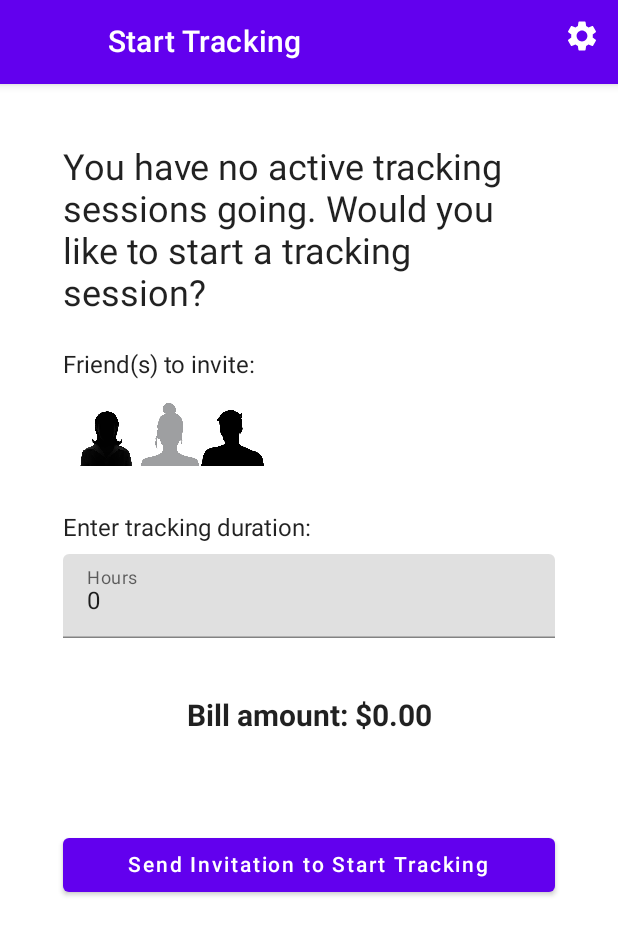
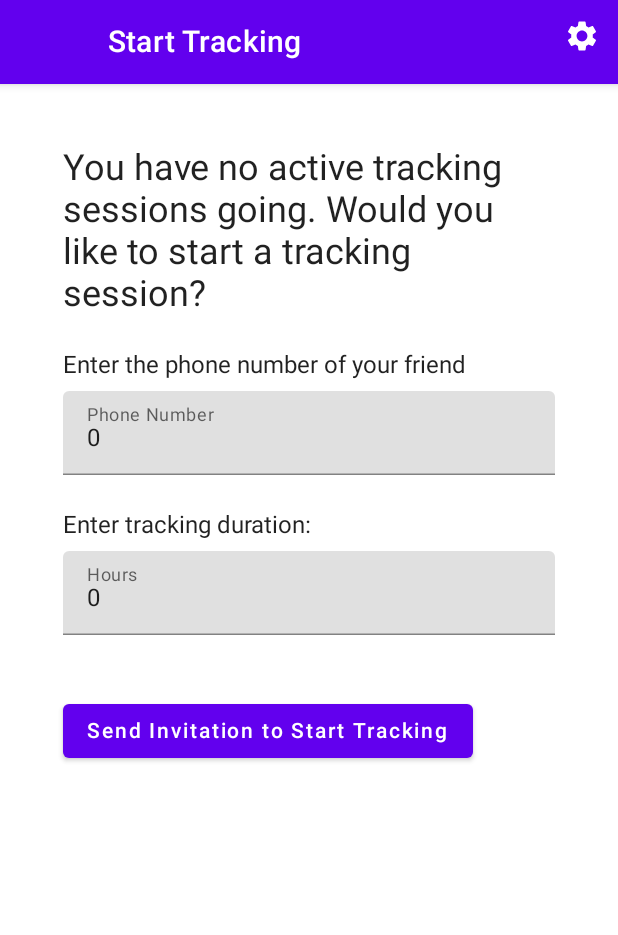
Before and after one commit to brepowell/Friend-tracking-app-MVP, an Android app built with Jetpack Compose: the screen it shows after launch (MainActivity), on a phone screen of 412 x 824 dp. Shown: the top 935 px of the screen. Run offline under Robolectric (Android 15) with nearby library versions, the phone set to English and light mode, and no system bars.

Commit message:
Breanna - Added phone number text field and storage for that variable to the Start Tracking screen.

```diff
--- a/MeetMe/app/src/main/java/com/css545/meetme/MeetMeScreen.kt
+++ b/MeetMe/app/src/main/java/com/css545/meetme/MeetMeScreen.kt
@@ -160,8 +160,10 @@ fun MeetMeApp(
 //                            settingsDataStore.saveTrackingToPreferencesStore(true)
                         }
 
-                        /** PROTOTYPE DEMO: NAVIGATE TO CONSENT SCREEN */
-                        //navController.navigate(MeetMeScreen.Consent.name)
+                        scope.launch {
+                            /** SAVE THE USER INPUT FOR THE FRIEND'S PHONE NUMBER */
+                            settingsDataStore.savePhoneNumberToPreferencesStore(it)
+                        }
 
                         /** NAVIGATE TO WAITING SCREEN */
                         navController.navigate(MeetMeScreen.Waiting.name)
--- a/MeetMe/app/src/main/java/com/css545/meetme/data/SettingsDataStore.kt
+++ b/MeetMe/app/src/main/java/com/css545/meetme/data/SettingsDataStore.kt
@@ -24,12 +24,14 @@ private val Context.dataStore : DataStore<Preferences> by preferencesDataStore(n
 class SettingsDataStore (private val context: Context){
     // TODO: This is a hack, just for the assignment. Should use a database
     private val defaultNickName = "jardiamj"
+    private val defaultPhoneNumber = "5555555555"
 
     private object PreferenceKeys {
         val IS_TRACKING = booleanPreferencesKey("is_tracking")
         val USERNAME = stringPreferencesKey("username")
         val IS_SHARING_LOCATION = booleanPreferencesKey("is_sharing_location")
         val TRACK_LENGTH = intPreferencesKey("track_length")
+        val PHONE_NUMBER = stringPreferencesKey("phone_number")
     }
 
     @RequiresApi(Build.VERSION_CODES.O)
@@ -48,6 +50,7 @@ class SettingsDataStore (private val context: Context){
             val isTracking = preferences[PreferenceKeys.IS_TRACKING] ?: false
             val isSharingLocation = preferences[PreferenceKeys.IS_SHARING_LOCATION] ?: false
             val trackLength = preferences[PreferenceKeys.TRACK_LENGTH] ?: 0
+            val phoneNumber = preferences[PreferenceKeys.PHONE_NUMBER] ?: defaultPhoneNumber
             SettingsState(isTracking, isSharingLocation, name, trackLength)
         }
 
@@ -74,11 +77,18 @@ class SettingsDataStore (private val context: Context){
             preferences[PreferenceKeys.TRACK_LENGTH] = trackLength.toInt()
         }
     }
+
+    suspend fun savePhoneNumberToPreferencesStore(phoneNumber: String){
+        context.dataStore.edit { preferences ->
+            preferences[PreferenceKeys.PHONE_NUMBER] = phoneNumber
+        }
+    }
 }
 
 data class SettingsState (
     val isTracking: Boolean = false,
     val isSharingLocation: Boolean = false,
     val username: String = "jardiamj",
-    val trackLength: Int = 0
+    val trackLength: Int = 0,
+    val phoneNumber: String = "5555555555"
 )
--- a/MeetMe/app/src/main/java/com/css545/meetme/ui/ScreenTrackingStart.kt
+++ b/MeetMe/app/src/main/java/com/css545/meetme/ui/ScreenTrackingStart.kt
@@ -5,10 +5,13 @@ import androidx.compose.foundation.text.KeyboardOptions
 import androidx.compose.material.Button
 import androidx.compose.material.Text
 import androidx.compose.material.TextField
-import androidx.compose.runtime.*
+import androidx.compose.runtime.Composable
+import androidx.compose.runtime.getValue
+import androidx.compose.runtime.mutableStateOf
+import androidx.compose.runtime.saveable.rememberSaveable
+import androidx.compose.runtime.setValue
 import androidx.compose.ui.Alignment
 import androidx.compose.ui.Modifier
-import androidx.compose.ui.res.painterResource
 import androidx.compose.ui.res.stringResource
 import androidx.compose.ui.text.font.FontWeight
 import androidx.compose.ui.text.input.KeyboardType
@@ -16,10 +19,9 @@ import androidx.compose.ui.tooling.preview.Preview
 import androidx.compose.ui.unit.dp
 import androidx.compose.ui.unit.sp
 import com.css545.meetme.R
+import com.css545.meetme.data.SettingsState
+import com.css545.meetme.ui.components.CustomButton
 import java.text.NumberFormat
-import androidx.compose.foundation.Image
-import androidx.compose.runtime.saveable.rememberSaveable
-import com.css545.meetme.data.SettingsState
 
 //import androidx.compose.ui.res.painterResource
 //import androidx.compose.ui.layout.ContentScale
@@ -32,20 +34,23 @@ fun StartTrackingScreen(
     onStartTrackingButtonClicked: (String) -> Unit,
 ) {
     var amountInput by rememberSaveable { mutableStateOf(settingsState.trackLength.toString()) }
+    var phoneNumber by rememberSaveable { mutableStateOf(settingsState.trackLength.toString()) }
+
     //toDoubleOrNull converts an int to a double
     val trackingDuration = amountInput.toDoubleOrNull() ?: 0.0
     val bill = billCalculator(trackingDuration)
     //val timeExpiration = "5:00 PM PST"
 
     //IMAGES
-    val image1 = painterResource(R.drawable.person_silhouette_1)
-    val image2 = painterResource(R.drawable.person_silhouette_2)
-    val image3 = painterResource(R.drawable.person_silhouette_3)
+    //val image1 = painterResource(R.drawable.person_silhouette_1)
+    //val image2 = painterResource(R.drawable.person_silhouette_2)
+    //val image3 = painterResource(R.drawable.person_silhouette_3)
 
     Column(
         modifier = Modifier.padding(32.dp),
         verticalArrangement = Arrangement.spacedBy(8.dp)){
-        //Prompt at the top
+
+        /** --------------- Prompt at the top ------------------ */
         Text(
             text = stringResource(id = R.string.tracking_start_prompt),
             fontSize = 24.sp,
@@ -55,7 +60,7 @@ fun StartTrackingScreen(
         //Spacers add space below different fields
         Spacer(modifier = Modifier.height(8.dp))
 
-        //Friend(s)
+        /** --------------- Enter the phone number ------------------ */
         //tracking_start_friends
         Text(
             text = stringResource(id = R.string.tracking_start_friends),
@@ -63,8 +68,15 @@ fun StartTrackingScreen(
             modifier = Modifier.align(Alignment.Start)
         )
 
+        PhoneNumberEntryField(
+            value = phoneNumber,
+            onValueChange = {
+                phoneNumber = it
+            }
+        )
 
-        //Friend(s) -- placeholder images
+        /** Friend(s) -- placeholder images for prototype */
+/*
         Row (modifier = Modifier.padding(8.dp)) {
             Image(
                 painter = image1,
@@ -88,10 +100,10 @@ fun StartTrackingScreen(
                     .width(42.dp)
             )
         }
-
+*/
         Spacer(modifier = Modifier.height(8.dp))
 
-        //Tracking Duration - header above text field
+        /**------------- DURATION: Header above text field -------------- */
         Text(
             text = stringResource(
                 id = R.string.tracking_start_duration),
@@ -99,7 +111,7 @@ fun StartTrackingScreen(
             modifier = Modifier.align(Alignment.Start)
         )
 
-        //TextField to enter the hours
+        /**------------- DURATION: TextField to enter the hours -------------- */
         TimeLimitEntryField(
             value = amountInput,
             onValueChange = {
@@ -107,9 +119,10 @@ fun StartTrackingScreen(
 
             }
         )
+
         Spacer(modifier = Modifier.height(24.dp))
 
-        //Time Expiration
+        /**----------------------Time Expiration-------------- */
         //<string name="tracking_start_tracking_expiration">Tracking expires: %s </string>
         /*
         Text(
@@ -121,7 +134,8 @@ fun StartTrackingScreen(
         )
          */
 
-        //Bill amount
+        /**-----------------------Bill amount ----------------- */
+        /*
         Text(
             text = stringResource(id = R.string.tracking_start_bill_amount, bill),
             modifier = Modifier.align(Alignment.CenterHorizontally),
@@ -129,38 +143,30 @@ fun StartTrackingScreen(
             fontWeight = FontWeight.Bold
         )
         Spacer(modifier = Modifier.height(48.dp))
+        */
 
-        //Buttons
+        /**-----------------SEND INVITATION BUTTON --------------------------*/
         InviteToStartTrackingButton(onClick = { onStartTrackingButtonClicked(amountInput) })
     }
 }
 
 @Composable
-fun InviteToStartTrackingButton(
-    onClick: () -> Unit,
-    //modifier: Modifier = Modifier
-) {
-    Button(
-        onClick = {onClick()},
-        modifier = Modifier.fillMaxWidth()
-    ) {
-        Text(
-            text = stringResource(id = R.string.tracking_start_button),
-        )
-    }
-}
-
-@Composable
-fun ConsentButton (
-    onClick: () -> Unit,
-    //modifier: Modifier = Modifier
-) {
-    Button(
-        onClick = onClick,
-        modifier = Modifier.fillMaxWidth()
-    ) {
-        Text("Consent")
-    }
+fun PhoneNumberEntryField(value: String, onValueChange: (String) -> Unit){
+    TextField(
+        value = value,
+        onValueChange = onValueChange,
+        label = {
+            Text(
+                text = stringResource(id = R.string.tracking_start_phone_number),
+                modifier = Modifier.fillMaxWidth()
+            )
+        },
+        keyboardOptions = KeyboardOptions(keyboardType = KeyboardType.Number),
+        singleLine = true
+    )
+    //label - placeholder text for an empty text field
+    //KeyboardType.Number - uses only the numbers keyboard - no other options
+    //singleLine - ensures the input is on one line
 }
 
 @Composable
@@ -180,6 +186,16 @@ fun TimeLimitEntryField(value: String, onValueChange: (String) -> Unit){
     //label - placeholder text for an empty text field
     //KeyboardType.Number - uses only the numbers keyboard - no other options
     //singleLine - ensures the input is on one line
+}
+
+@Composable
+fun InviteToStartTrackingButton(
+    onClick: () -> Unit,
+) {
+    CustomButton(
+        onClick = { onClick() },
+        text = stringResource(id = R.string.tracking_start_button)
+    )
 }
 
 private fun billCalculator(time: Double, costPerHour: Double = 15.0): String{
--- a/MeetMe/app/src/main/res/values/strings.xml
+++ b/MeetMe/app/src/main/res/values/strings.xml
@@ -22,7 +22,9 @@
     <string name="tracking_start_prompt">You have no active tracking sessions going.
         Would you like to start a tracking session?</string>
     <string name="tracking_start_button">Send Invitation to Start Tracking</string>
-    <string name="tracking_start_friends">Friend(s) to invite: </string>
+    <string name="tracking_start_friends">Enter the phone number of your friend </string>
+    <string name="tracking_start_phone_number">Phone Number </string>
+    <string name="tracking_start_default_phone_number">Input 10 digit phone number with no dashes</string>
     <string name="tracking_start_duration">Enter tracking duration: </string>
     <string name="tracking_start_units_hours">Hours</string>
     <string name="tracking_start_tracking_expiration">Tracking expires: %s </string>
```
Also changed, not shown: MeetMe/app/src/main/java/com/css545/meetme/ui/components/CommonUI.kt (+6 -4 lines).
